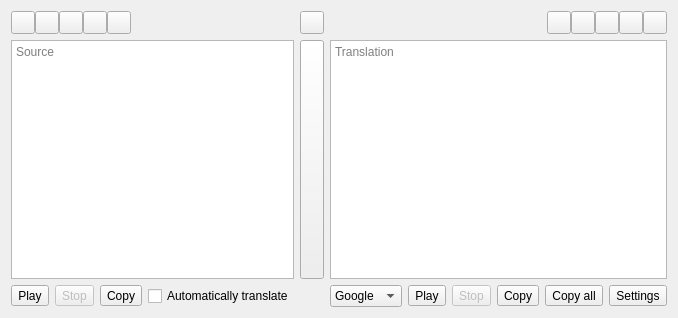
The window that src/mainwindow.ui (crow-translate/crow-translate) describes before a commit, drawn with Qt 5.
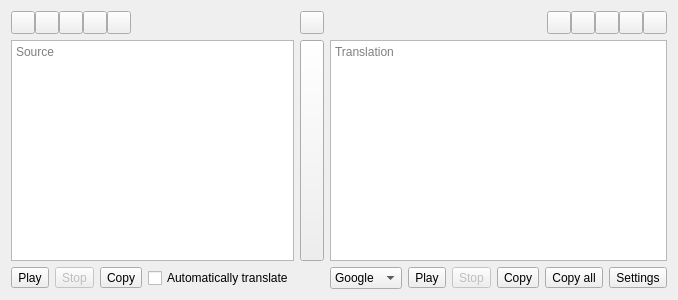
The same window after the commit. Icons and pictures are not drawn.

Commit message: Change main window size

Diff of the .ui file:
```diff
--- a/src/mainwindow.ui
+++ b/src/mainwindow.ui
@@ -6,8 +6,8 @@
    <rect>
     <x>0</x>
     <y>0</y>
-    <width>664</width>
-    <height>318</height>
+    <width>650</width>
+    <height>300</height>
    </rect>
   </property>
   <property name="windowTitle">
```
